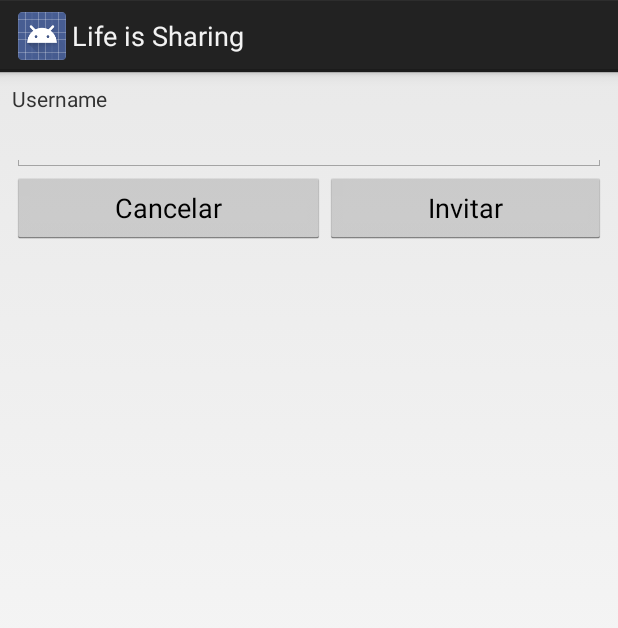
After one commit to dsaqp1415grt4/life-is-sharing-project, an Android app: the InvitarUserActivity screen opened directly, with no data from a screen before it, on a phone screen of 412 x 824 dp. The commit adds this screen. Shown: the top 628 px of the screen. Run offline under Robolectric (Android 15) with nearby library versions, the phone set to English and light mode, and no system bars; 1 statement that could not run was skipped.

Commit message:
Android casi terminado

```diff
--- a/lifeissharing-android/Lifeissharing/app/src/main/AndroidManifest.xml
+++ b/lifeissharing-android/Lifeissharing/app/src/main/AndroidManifest.xml
@@ -25,6 +25,7 @@
         <activity android:name=".WriteItemActivity"></activity>
         <activity android:name=".WriteListaActivity"></activity>
         <activity android:name=".EditorActivity"></activity>
+        <activity android:name=".InvitarUserActivity"></activity>
     </application>
 
 </manifest>
--- /dev/null
+++ b/lifeissharing-android/Lifeissharing/app/src/main/res/layout/write_user_layout.xml
@@ -0,0 +1,44 @@
+<?xml version="1.0" encoding="utf-8"?>
+<LinearLayout xmlns:android="http://schemas.android.com/apk/res/android"
+    android:layout_width="match_parent"
+    android:layout_height="wrap_content"
+    android:orientation="vertical"
+    android:padding="8dip" >
+
+    <TextView
+        android:layout_width="match_parent"
+        android:layout_height="wrap_content"
+        android:text="@string/l_username" />
+
+    <EditText
+        android:id="@+id/etText"
+        android:layout_width="match_parent"
+        android:layout_height="wrap_content"
+        android:inputType="text"
+        android:singleLine="true" />
+
+
+
+    <LinearLayout
+        android:layout_width="match_parent"
+        android:layout_height="wrap_content"
+        android:orientation="horizontal" >
+
+        <Button
+            android:id="@+id/bCancel"
+            android:layout_width="wrap_content"
+            android:layout_height="wrap_content"
+            android:layout_weight="0.5"
+            android:onClick="cancelar"
+            android:text="@string/lb_cancel" />
+
+        <Button
+            android:id="@+id/bSend"
+            android:layout_width="wrap_content"
+            android:layout_height="wrap_content"
+            android:layout_weight="0.5"
+            android:onClick="invitar"
+            android:text="@string/lb_invitar" />
+    </LinearLayout>
+
+</LinearLayout>
--- a/lifeissharing-android/Lifeissharing/app/src/main/res/values/strings.xml
+++ b/lifeissharing-android/Lifeissharing/app/src/main/res/values/strings.xml
@@ -5,9 +5,12 @@
     <string name="login_l_signin">Sign in</string>
     <string name="l_descrip">Descripcion</string>
     <string name="l_nombre">Nombre lista</string>
+    <string name="l_username">Username</string>
     <string name="lb_cancel">Cancelar</string>
     <string name="lb_publicar">Publicar</string>
+    <string name="lb_invitar">Invitar</string>
     <string name="post_item">Añadir item</string>
     <string name="post_lista">Crear lista</string>
     <string name="list_editores">Participantes</string>
+    <string name="post_user">Invitar usuario</string>
 </resources>
```
Also changed, not shown: lifeissharing-android/Lifeissharing/app/src/main/java/edu/upc/eetac/dsa/iarroyo/lifeissharing/EditorActivity.java (+14 -6 lines), lifeissharing-android/Lifeissharing/app/src/main/java/edu/upc/eetac/dsa/iarroyo/lifeissharing/InvitarUserActivity.java (added, +95 -0 lines), lifeissharing-android/Lifeissharing/app/src/main/java/edu/upc/eetac/dsa/iarroyo/lifeissharing/api/LifeissharingAPI.java (+59 -0 lines), lifeissharing-android/Lifeissharing/app/src/main/res/menu/menu_user.xml (added, +8 -0 lines), lifeissharing-api/src/main/java/edu/upc/eetac/dsa/dsaqp1415grt4/lifeissharing/api/ListaResource.java (+53 -1 lines).
